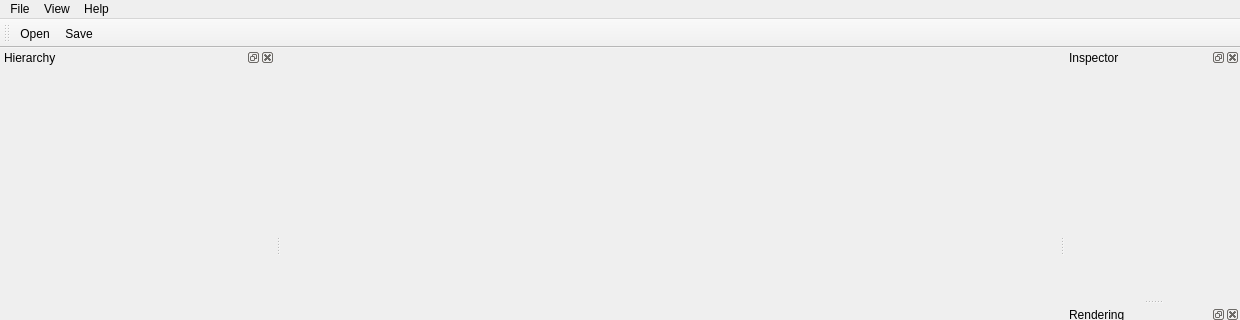
This is ProgGraphAvan/mainwindow.ui in isaaccalvis/ProgGraphAvan_Qt as Qt 5 draws it before an edit; both pictures show x 0 to 1240 and y 0 to 320 of the 1240 by 670 pixel window. The edited form follows.
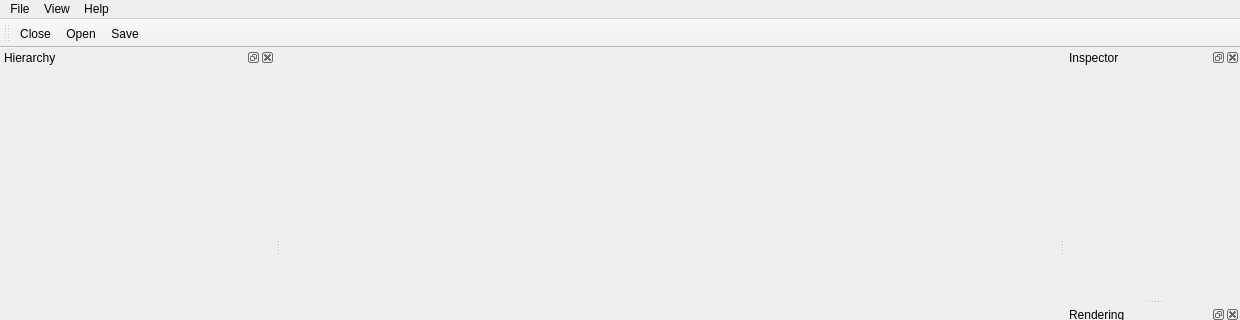
This is the edited form. Icons and pictures are not drawn.

Commit message: Add close icon & changed visual main theme

What changed in the file:
```diff
--- a/ProgGraphAvan/mainwindow.ui
+++ b/ProgGraphAvan/mainwindow.ui
@@ -120,6 +120,7 @@
    <attribute name="toolBarBreak">
     <bool>false</bool>
    </attribute>
+   <addaction name="actionClose"/>
    <addaction name="actionOpen"/>
    <addaction name="actionSave"/>
   </widget>
@@ -146,6 +147,15 @@
     <string>Save</string>
    </property>
   </action>
+  <action name="actionClose">
+   <property name="icon">
+    <iconset resource="icons.qrc">
+     <normaloff>:/icons/close</normaloff>:/icons/close</iconset>
+   </property>
+   <property name="text">
+    <string>Close</string>
+   </property>
+  </action>
  </widget>
  <resources>
   <include location="icons.qrc"/>
```
Left out of the diff: 2 changed lines with no effect on the pictures. The commit also changes 3 other files.
